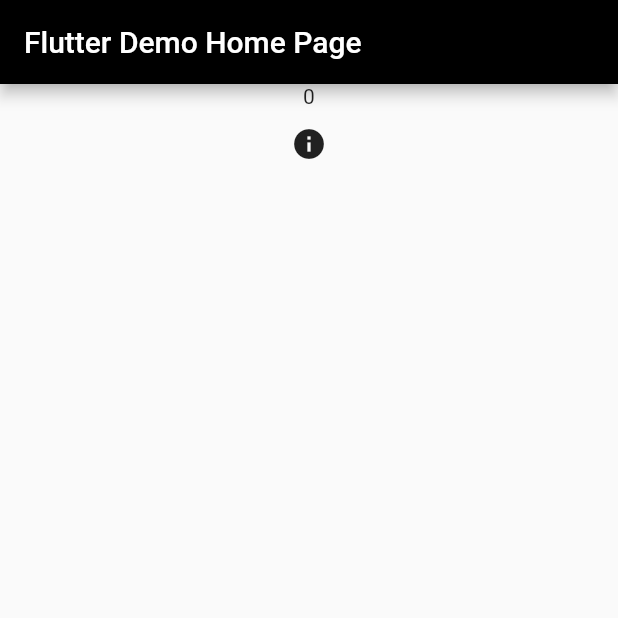
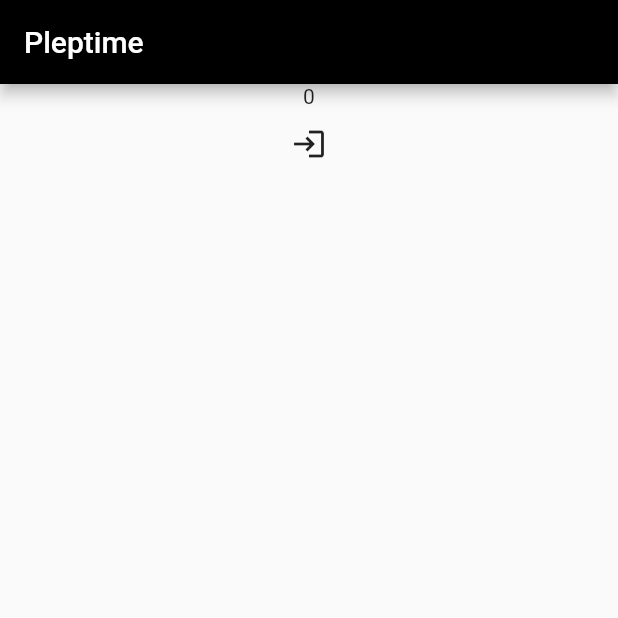
Before and after one commit to Apcaryu/Pleptime, a Flutter app: the screen it shows after launch, on a phone screen of 412 x 824 dp, the top half of it. Run offline on Flutter 3.47's test engine with Material 2 defaults, Android fonts, the phone set to English and light mode, and no system bars.

Commit message:
add switch status of iconButton

```diff
--- a/pleptime/lib/main.dart
+++ b/pleptime/lib/main.dart
@@ -12,7 +12,7 @@ class MyApp extends StatelessWidget {
   Widget build(BuildContext context) {
     return const MaterialApp(
       title: 'Flutter Demo',
-      home: MyHomePage(title: 'Flutter Demo Home Page'),
+      home: MyHomePage(title: 'Pleptime'),
     );
   }
 }
@@ -27,6 +27,8 @@ class MyHomePage extends StatefulWidget {
 }
 
 class _MyHomePageState extends State<MyHomePage> {
+  bool _inThePlace = false;
+  dynamic _iconButton = Icons.login;
   dynamic _startTime = 0;
 
   @override
@@ -43,10 +45,19 @@ class _MyHomePageState extends State<MyHomePage> {
               Text(_startTime.toString()),
               IconButton(onPressed: () {
                 setState(() {
+                  if (_inThePlace) {
+                    _iconButton = Icons.logout;
+                    _inThePlace = false;
+                  }
+                  else {
+                    _iconButton = Icons.login;
+                    _inThePlace = true;
+                  }
+                  //_iconButton = Icons.logout;
                   _startTime = getTime();
                 });
               },
-                  icon: const Icon(Icons.info)
+                  icon: Icon(_iconButton)
               ),
             ],
           ),
--- a/pleptime/pubspec.yaml
+++ b/pleptime/pubspec.yaml
@@ -15,7 +15,7 @@ publish_to: 'none' # Remove this line if you wish to publish to pub.dev
 # In iOS, build-name is used as CFBundleShortVersionString while build-number used as CFBundleVersion.
 # Read more about iOS versioning at
 # https://developer.apple.com/library/archive/documentation/General/Reference/InfoPlistKeyReference/Articles/CoreFoundationKeys.html
-version: 0.2.0+1
+version: 0.3.0
 
 environment:
   sdk: ">=2.16.2 <3.0.0"
```
